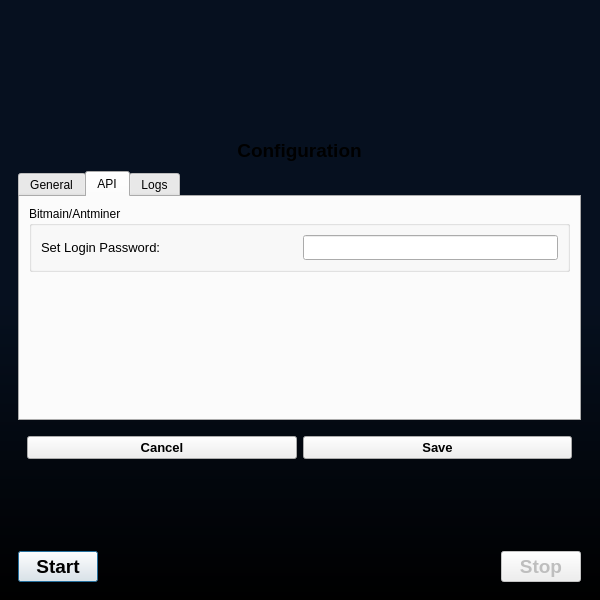
First picture: the form in src/ui/MainWindow.ui, repository bitcap-co/bitcap-ipr, before the edit.
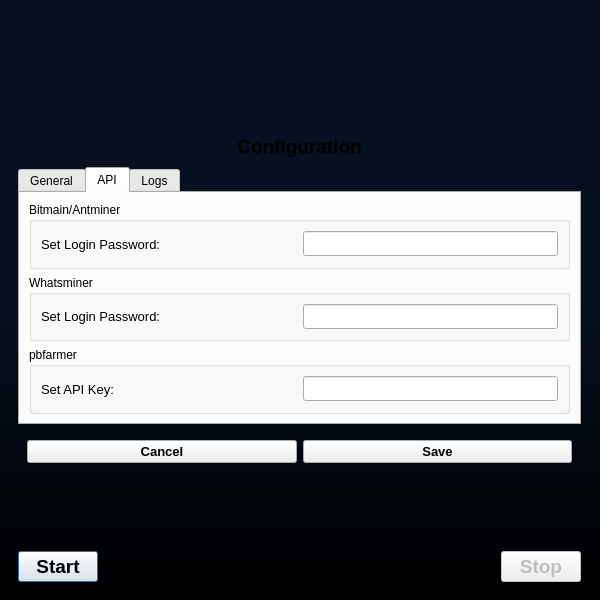
Second picture: the form after the edit. The open tabs and pages were chosen to show the change.

Commit message: add whatsminer and pbfarmer settings

The edit to the form file:
```diff
--- a/src/ui/MainWindow.ui
+++ b/src/ui/MainWindow.ui
@@ -415,17 +415,112 @@
               </widget>
              </item>
              <item>
-              <spacer name="verticalSpacer_3">
-               <property name="orientation">
-                <enum>Qt::Vertical</enum>
+              <widget class="QGroupBox" name="iprWhatsminer">
+               <property name="title">
+                <string>Whatsminer</string>
                </property>
-               <property name="sizeHint" stdset="0">
-                <size>
-                 <width>20</width>
-                 <height>40</height>
-                </size>
+               <layout class="QHBoxLayout" name="horizontalLayout">
+                <item>
+                 <widget class="QLabel" name="label_11">
+                  <property name="font">
+                   <font>
+                    <pointsize>10</pointsize>
+                   </font>
+                  </property>
+                  <property name="text">
+                   <string>Set Login Password:</string>
+                  </property>
+                  <property name="StyleClass" stdset="0">
+                   <string>setText</string>
+                  </property>
+                 </widget>
+                </item>
+                <item>
+                 <widget class="QLineEdit" name="lineWhatsminerPasswd">
+                  <property name="sizePolicy">
+                   <sizepolicy hsizetype="Preferred" vsizetype="Fixed">
+                    <horstretch>0</horstretch>
+                    <verstretch>0</verstretch>
+                   </sizepolicy>
+                  </property>
+                  <property name="minimumSize">
+                   <size>
+                    <width>180</width>
+                    <height>25</height>
+                   </size>
+                  </property>
+                  <property name="font">
+                   <font>
+                    <pointsize>10</pointsize>
+                   </font>
+                  </property>
+                  <property name="toolTip">
+                   <string>Set alternative login password for Whatsminer. Default: &quot;admin&quot;</string>
+                  </property>
+                  <property name="echoMode">
+                   <enum>QLineEdit::Password</enum>
+                  </property>
+                  <property name="alignment">
+                   <set>Qt::AlignLeading|Qt::AlignLeft|Qt::AlignVCenter</set>
+                  </property>
+                 </widget>
+                </item>
+               </layout>
+              </widget>
+             </item>
+             <item>
+              <widget class="QGroupBox" name="iprPbfarmer">
+               <property name="title">
+                <string>pbfarmer</string>
                </property>
-              </spacer>
+               <layout class="QHBoxLayout" name="horizontalLayout_13">
+                <item>
+                 <widget class="QLabel" name="label_12">
+                  <property name="font">
+                   <font>
+                    <pointsize>10</pointsize>
+                   </font>
+                  </property>
+                  <property name="text">
+                   <string>Set API Key:</string>
+                  </property>
+                  <property name="StyleClass" stdset="0">
+                   <string>setText</string>
+                  </property>
+                 </widget>
+                </item>
+                <item>
+                 <widget class="QLineEdit" name="linePbfarmerKey">
+                  <property name="sizePolicy">
+                   <sizepolicy hsizetype="Preferred" vsizetype="Fixed">
+                    <horstretch>0</horstretch>
+                    <verstretch>0</verstretch>
+                   </sizepolicy>
+                  </property>
+                  <property name="minimumSize">
+                   <size>
+                    <width>180</width>
+                    <height>25</height>
+                   </size>
+                  </property>
+                  <property name="font">
+                   <font>
+                    <pointsize>10</pointsize>
+                   </font>
+                  </property>
+                  <property name="toolTip">
+                   <string>Set API Key to enable support for pbfarmer firmware.</string>
+                  </property>
+                  <property name="echoMode">
+                   <enum>QLineEdit::Password</enum>
+                  </property>
+                  <property name="alignment">
+                   <set>Qt::AlignLeading|Qt::AlignLeft|Qt::AlignVCenter</set>
+                  </property>
+                 </widget>
+                </item>
+               </layout>
+              </widget>
              </item>
             </layout>
            </widget>
```
Left out of the diff: 2 changed lines with no effect on the pictures. The commit also changes 1 other file.
